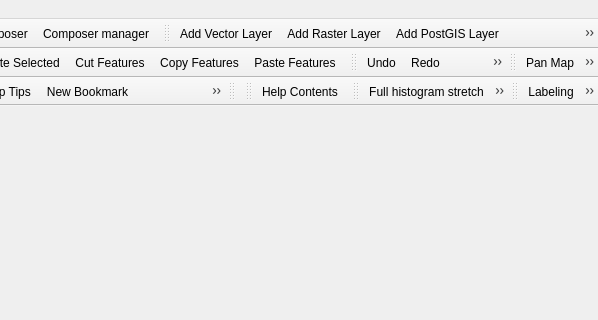
qgis/QGIS, file src/ui/qgisapp.ui: the form before one commit; both pictures show x 454 to 1052 and y 0 to 320 of the 1052 by 489 pixel window.
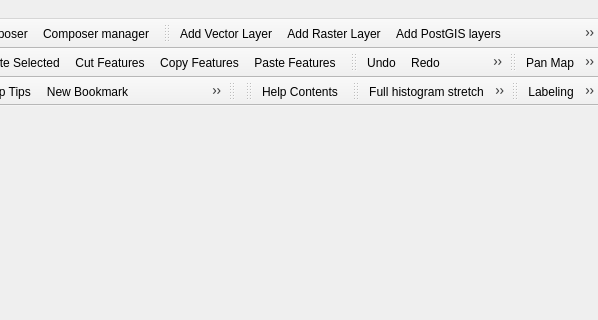
The form after the commit. Icons and pictures are not drawn.

Diff of the .ui file:
```diff
--- a/src/ui/qgisapp.ui
+++ b/src/ui/qgisapp.ui
@@ -1093,7 +1093,7 @@
      <normaloff>:/images/themes/default/mActionAddLayer.png</normaloff>:/images/themes/default/mActionAddLayer.png</iconset>
    </property>
    <property name="text">
-    <string>Add PostGIS Layer...</string>
+    <string>Add PostGIS layers...</string>
    </property>
    <property name="shortcut">
     <string>Ctrl+Shift+D</string>
```
